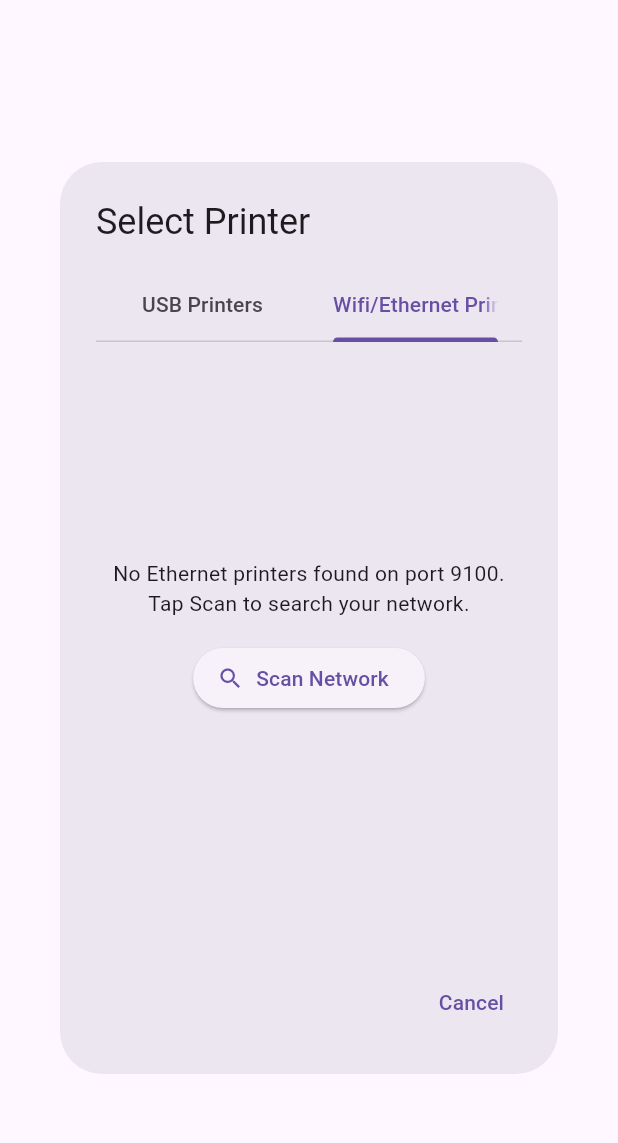
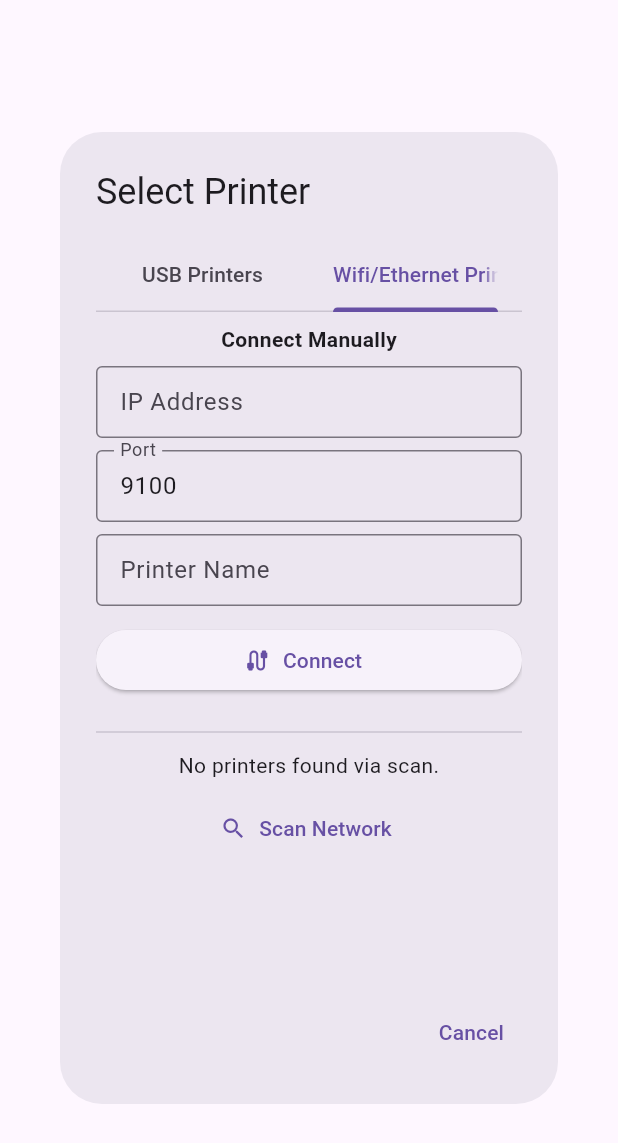
Before and after one commit to ritik152/betalia_cashier, a Flutter app: the PrinterSelectionDialog widget shown alone on an empty page, opened directly, tab 2 chosen, on a phone screen of 412 x 824 dp. Shown: the top 1143 px of the screen. Run offline on Flutter 3.47's test engine with Material 3 defaults, Android fonts, the phone set to English and light mode, and no system bars; our stand-ins replace shared_preferences, webview_flutter; missing offline and left inert: esc_pos_utils_plus, webview_flutter_android; accounts and stored records are empty.

Commit message:
feat: manual wifi printer connecting

```diff
--- a/lib/services/ethernet_printer_service.dart
+++ b/lib/services/ethernet_printer_service.dart
@@ -1,3 +1,4 @@
+import 'dart:collection';
 import 'dart:async';
 import 'dart:io';
 import 'package:flutter/foundation.dart';
@@ -23,6 +24,7 @@ class EthernetPrinterService extends ChangeNotifier {
 
   // SharedPreferences keys
   static const String _prefLastIpKey = 'ethernet_printer_last_ip';
+  static const String _prefLastPortKey = 'ethernet_printer_last_port';
   static const String _prefPrinterNamesKey = 'ethernet_printer_names';
 
   /// USB chunk size for print writes (4 KB).
@@ -32,7 +34,7 @@ class EthernetPrinterService extends ChangeNotifier {
   // Network scan for port 9100 devices
   // ---------------------------------------------------------------------------
 
-  /// Scans the local subnet for devices with port 9100 open.
+  /// Scans all local subnets for devices with port 9100 open.
   ///
   /// Returns a list of [Map]s with keys:
   ///   - `ip` (String): the IP address
@@ -42,16 +44,25 @@ class EthernetPrinterService extends ChangeNotifier {
     // Load previously saved names.
     final Map<String, String> savedNames = await _loadPrinterNames();
 
-    // Determine the local subnet prefix.
-    final String? subnetPrefix = await _getLocalSubnetPrefix();
-    if (subnetPrefix == null) {
-      debugPrint('EthernetPrinterService: could not determine local subnet');
+    // Gather every unique subnet prefix across all network interfaces.
+    final Set<String> subnetPrefixes = await _getLocalSubnetPrefixes();
+    if (subnetPrefixes.isEmpty) {
+      debugPrint('EthernetPrinterService: could not determine any local subnet');
       return [];
     }
 
-    final List<Map<String, dynamic>> found = [];
+    debugPrint(
+      'EthernetPrinterService: scanning ${subnetPrefixes.length} subnet(s): '
+      '${subnetPrefixes.join(", ")}',
+    );
+
+    final LinkedHashMap<String, Map<String, dynamic>> foundMap =
+        LinkedHashMap<String, Map<String, dynamic>>();
     const int port = 9100;
     const int timeoutMs = 500;
+
+    for (final String subnetPrefix in subnetPrefixes) {
+      final int subnetFoundBefore = foundMap.length;
 
       // Probe all 254 addresses concurrently in batches of 50.
       final List<Future<void>> futures = [];
@@ -60,11 +71,14 @@ class EthernetPrinterService extends ChangeNotifier {
         futures.add(
           _probeHost(ip, port, timeoutMs).then((reachable) {
             if (reachable) {
-            found.add({
+              foundMap.putIfAbsent(
+                ip,
+                () => {
                   'ip': ip,
                   'port': port,
                   'name': savedNames[ip],
-            });
+                },
+              );
             }
           }),
         );
@@ -78,6 +92,14 @@ class EthernetPrinterService extends ChangeNotifier {
         await Future.wait(futures);
       }
 
+      debugPrint(
+        'EthernetPrinterService: subnet $subnetPrefix → '
+        '${foundMap.length - subnetFoundBefore} device(s)',
+      );
+    }
+
+    final List<Map<String, dynamic>> found = foundMap.values.toList();
+
     // Sort by IP (last octet ascending).
     found.sort((a, b) {
       final aIp = a['ip'] as String;
@@ -88,7 +110,8 @@ class EthernetPrinterService extends ChangeNotifier {
     });
 
     debugPrint(
-      'EthernetPrinterService: scan found ${found.length} device(s) on port 9100',
+      'EthernetPrinterService: total found ${found.length} device(s) '
+      'across all subnets',
     );
     return found;
   }
@@ -109,9 +132,10 @@ class EthernetPrinterService extends ChangeNotifier {
     }
   }
 
-  /// Returns the local IPv4 subnet prefix (e.g., "192.168.1") by inspecting
-  /// the device's network interfaces.
-  Future<String?> _getLocalSubnetPrefix() async {
+  /// Returns all unique local IPv4 subnet prefixes (e.g. {"192.168.1", "192.168.0"})
+  /// by inspecting every network interface on the device.
+  Future<Set<String>> _getLocalSubnetPrefixes() async {
+    final Set<String> prefixes = <String>{};
     try {
       final interfaces = await NetworkInterface.list();
       for (final interface in interfaces) {
@@ -119,7 +143,7 @@ class EthernetPrinterService extends ChangeNotifier {
           if (address.type == InternetAddressType.IPv4 && !address.isLoopback) {
             final parts = address.address.split('.');
             if (parts.length == 4) {
-              return '${parts[0]}.${parts[1]}.${parts[2]}';
+              prefixes.add('${parts[0]}.${parts[1]}.${parts[2]}');
             }
           }
         }
@@ -127,7 +151,7 @@ class EthernetPrinterService extends ChangeNotifier {
     } catch (e) {
       debugPrint('EthernetPrinterService: error listing interfaces: $e');
     }
-    return null;
+    return prefixes;
   }
 
   // ---------------------------------------------------------------------------
@@ -239,22 +263,24 @@ class EthernetPrinterService extends ChangeNotifier {
         return false;
       }
 
+      final int savedPort = prefs.getInt(_prefLastPortKey) ?? 9100;
+
       debugPrint(
-        'EthernetPrinterService: connecting to saved printer $savedIp:9100',
+        'EthernetPrinterService: connecting to saved printer $savedIp:$savedPort',
       );
 
-      final bool success = await _connectToIp(savedIp, 9100);
+      final bool success = await _connectToIp(savedIp, savedPort);
 
       if (success) {
         // Check if we have a saved name.
         final names = await _loadPrinterNames();
         _connectedDevice = {
           'ip': savedIp,
-          'port': 9100,
+          'port': savedPort,
           'name': names[savedIp],
         };
         debugPrint(
-          'EthernetPrinterService: auto-connected to ${names[savedIp] ?? savedIp}',
+          'EthernetPrinterService: auto-connected to ${names[savedIp] ?? savedIp}:$savedPort',
         );
         notifyListeners();
         return true;
@@ -304,13 +330,14 @@ class EthernetPrinterService extends ChangeNotifier {
           'name': names[ip],
         };
 
-        // Persist last IP for future auto-connect.
+        // Persist last IP and port for future auto-connect.
         try {
           final prefs = await SharedPreferences.getInstance();
           await prefs.setString(_prefLastIpKey, ip);
-          debugPrint('EthernetPrinterService: saved last IP $ip');
+          await prefs.setInt(_prefLastPortKey, port);
+          debugPrint('EthernetPrinterService: saved last IP $ip:$port');
         } catch (e) {
-          debugPrint('EthernetPrinterService: failed to save last IP: $e');
+          debugPrint('EthernetPrinterService: failed to save last IP/port: $e');
         }
 
         debugPrint(
@@ -497,9 +524,9 @@ class EthernetPrinterService extends ChangeNotifier {
         ),
       ]);
       bytes += generator.row(<PosColumn>[
-        PosColumn(text: 'Terminal:', width: 6),
+        PosColumn(text: 'Terminal -', width: 6),
         PosColumn(
-          text: stripEmojis('${order['deviceId'] ?? ''}'),
+          text: stripEmojis('${order['terminalSerialNumber'] ?? order['deviceId'] ?? ''}'),
           width: 6,
           styles: const PosStyles(align: PosAlign.right, bold: true),
         ),
--- a/lib/services/usb_printer_service.dart
+++ b/lib/services/usb_printer_service.dart
@@ -379,9 +379,9 @@ class UsbPrinterService extends ChangeNotifier {
         ),
       ]);
       bytes += generator.row([
-        PosColumn(text: 'Terminal:', width: 6),
+        PosColumn(text: 'Terminal -', width: 6),
         PosColumn(
-          text: stripEmojis('${order['deviceId'] ?? ''}'),
+          text: stripEmojis('${order['terminalSerialNumber'] ?? order['deviceId'] ?? ''}'),
           width: 6,
           styles: const PosStyles(align: PosAlign.right, bold: true),
         ),
--- a/lib/widgets/printer_selection_dialog.dart
+++ b/lib/widgets/printer_selection_dialog.dart
@@ -17,7 +17,7 @@ class _PrinterSelectionDialogState extends State<PrinterSelectionDialog>
 
   late final TabController _tabController;
 
-  // USB tab state (unchanged)
+  // USB tab state
   List<Map<String, dynamic>> _usbDevices = [];
   bool _usbLoading = true;
 
@@ -25,6 +25,12 @@ class _PrinterSelectionDialogState extends State<PrinterSelectionDialog>
   List<Map<String, dynamic>> _ethernetDevices = [];
   bool _ethernetLoading = false;
   bool _ethernetScanned = false;
+
+  // Manual entry form controllers
+  final _ipController = TextEditingController();
+  final _portController = TextEditingController(text: '9100');
+  final _nameController = TextEditingController();
+  bool _manualConnecting = false;
 
   @override
   void initState() {
@@ -42,11 +48,14 @@ class _PrinterSelectionDialogState extends State<PrinterSelectionDialog>
   @override
   void dispose() {
     _tabController.dispose();
+    _ipController.dispose();
+    _portController.dispose();
+    _nameController.dispose();
     super.dispose();
   }
 
   // ---------------------------------------------------------------------------
-  // USB tab (unchanged from original)
+  // USB tab
   // ---------------------------------------------------------------------------
 
   Future<void> _getUsbDevices() async {
@@ -100,7 +109,8 @@ class _PrinterSelectionDialogState extends State<PrinterSelectionDialog>
 
     if (!mounted) return;
 
-    final success = await _ethernetPrinterService.connectToPrinter(ip, port: port);
+    final success =
+        await _ethernetPrinterService.connectToPrinter(ip, port: port);
 
     if (mounted) {
       if (success) {
@@ -115,6 +125,62 @@ class _PrinterSelectionDialogState extends State<PrinterSelectionDialog>
     }
   }
 
+  Future<void> _manualConnect() async {
+    final ip = _ipController.text.trim();
+    final portText = _portController.text.trim();
+    final name = _nameController.text.trim();
+
+    if (ip.isEmpty) {
+      ScaffoldMessenger.of(context).showSnackBar(
+        const SnackBar(content: Text('Please enter an IP address')),
+      );
+      return;
+    }
+
+    final int? port = int.tryParse(portText);
+    if (port == null || port < 1 || port > 65535) {
+      ScaffoldMessenger.of(context).showSnackBar(
+        const SnackBar(content: Text('Please enter a valid port (1-65535)')),
+      );
+      return;
+    }
+
+    if (name.isEmpty) {
+      ScaffoldMessenger.of(context).showSnackBar(
+        const SnackBar(content: Text('Please enter a name for this printer')),
+      );
+      return;
+    }
+
+    setState(() => _manualConnecting = true);
+
+    try {
+      // Save the name first
+      await _ethernetPrinterService.savePrinterName(ip, name);
+
+      if (!mounted) return;
+
+      final success =
+          await _ethernetPrinterService.connectToPrinter(ip, port: port);
+
+      if (mounted) {
+        if (success) {
+          Navigator.pop(context, true);
+        } else {
+          ScaffoldMessenger.of(context).showSnackBar(
+            const SnackBar(
+              content: Text('Failed to connect to printer. Check IP and port.'),
+            ),
+          );
+        }
+      }
+    } finally {
+      if (mounted) {
+        setState(() => _manualConnecting = false);
+      }
+    }
+  }
+
   // ---------------------------------------------------------------------------
   // Build
   // ---------------------------------------------------------------------------
@@ -125,7 +191,7 @@ class _PrinterSelectionDialogState extends State<PrinterSelectionDialog>
       title: const Text('Select Printer'),
       content: SizedBox(
         width: double.maxFinite,
-        height: 440,
+        height: 480,
         child: Column(
           mainAxisSize: MainAxisSize.min,
           children: [
@@ -141,7 +207,7 @@ class _PrinterSelectionDialogState extends State<PrinterSelectionDialog>
                 controller: _tabController,
                 children: [
                   // ============================================================
-                  // USB PRINTER TAB (unchanged from original)
+                  // USB PRINTER TAB
                   // ============================================================
                   _usbLoading
                       ? const Center(child: CircularProgressIndicator())
@@ -170,10 +236,9 @@ class _PrinterSelectionDialogState extends State<PrinterSelectionDialog>
                                           'VID: ${device['vendorId']} PID: ${device['productId']}',
                                         ),
                                         onTap: () async {
-                                          final success =
-                                              await _usbPrinterService
+                                          final success = await _usbPrinterService
                                               .connectToDevice(device);
-                                          if (mounted) {
+                                          if (!mounted) return;
                                           if (success) {
                                             Navigator.pop(context, true);
                                           } else {
@@ -186,14 +251,14 @@ class _PrinterSelectionDialogState extends State<PrinterSelectionDialog>
                                               ),
                                             );
                                           }
-                                          }
                                         },
                                       );
                                     },
                                   ),
                                 ),
                                 Padding(
-                                  padding: const EdgeInsets.only(top: 4.0, bottom: 4.0),
+                                  padding: const EdgeInsets.only(
+                                      top: 4.0, bottom: 4.0),
                                   child: TextButton.icon(
                                     onPressed: _getUsbDevices,
                                     icon: const Icon(Icons.refresh),
@@ -206,33 +271,104 @@ class _PrinterSelectionDialogState extends State<PrinterSelectionDialog>
                   // ============================================================
                   // ETHERNET PRINTER TAB
                   // ============================================================
-                  _ethernetLoading
-                      ? const Center(child: CircularProgressIndicator())
-                      : _ethernetDevices.isEmpty
-                          ? Center(
+                  SingleChildScrollView(
                     child: Column(
                       mainAxisSize: MainAxisSize.min,
                       children: [
+                        // ----- Manual Entry Form -----
+                        const SizedBox(height: 8),
                         const Text(
-                                    'No Ethernet printers found on port 9100.\nTap Scan to search your network.',
+                          'Connect Manually',
+                          style: TextStyle(
+                            fontWeight: FontWeight.bold,
+                            fontSize: 14,
+                          ),
+                        ),
+                        const SizedBox(height: 8),
+                        TextField(
+                          controller: _ipController,
+                          decoration: const InputDecoration(
+                            labelText: 'IP Address',
+                            hintText: 'e.g. 192.168.1.100',
+                            border: OutlineInputBorder(),
+                            isDense: true,
+                          ),
+                          keyboardType: TextInputType.url,
+                          enabled: !_manualConnecting,
+                        ),
+                        const SizedBox(height: 8),
+                        TextField(
+                          controller: _portController,
+                          decoration: const InputDecoration(
+                            labelText: 'Port',
+                            border: OutlineInputBorder(),
+                            isDense: true,
+                          ),
+                          keyboardType: TextInputType.number,
+                          enabled: !_manualConnecting,
+                        ),
+                        const SizedBox(height: 8),
+                        TextField(
+                          controller: _nameController,
+                          decoration: const InputDecoration(
+                            labelText: 'Printer Name',
+                            hintText: 'e.g. Kitchen Printer',
+                            border: OutlineInputBorder(),
+                            isDense: true,
+                          ),
+                          enabled: !_manualConnecting,
+                        ),
+                        const SizedBox(height: 12),
+                        SizedBox(
+                          width: double.infinity,
+                          child: ElevatedButton.icon(
+                            onPressed: _manualConnecting ? null : _manualConnect,
+                            icon: _manualConnecting
+                                ? const SizedBox(
+                                    width: 18,
+                                    height: 18,
+                                    child: CircularProgressIndicator(
+                                      strokeWidth: 2,
+                                    ),
+                                  )
+                                : const Icon(Icons.cable),
+                            label: Text(
+                              _manualConnecting
+                                  ? 'Connecting...'
+                                  : 'Connect',
+                            ),
+                          ),
+                        ),
+                        const SizedBox(height: 16),
+                        const Divider(),
+                        const SizedBox(height: 4),
+
+                        // ----- Scan Results -----
+                        _ethernetLoading
+                            ? const Padding(
+                                padding: EdgeInsets.symmetric(vertical: 16.0),
+                                child: CircularProgressIndicator(),
+                              )
+                            : _ethernetDevices.isEmpty
+                                ? Column(
+                                    mainAxisSize: MainAxisSize.min,
+                                    children: [
+                                      const Text(
+                                        'No printers found via scan.',
                                         textAlign: TextAlign.center,
                                       ),
-                                  const SizedBox(height: 16),
-                                  ElevatedButton.icon(
+                                      const SizedBox(height: 8),
+                                      TextButton.icon(
                                         onPressed: _scanEthernet,
                                         icon: const Icon(Icons.search),
                                         label: const Text('Scan Network'),
                                       ),
                                     ],
-                              ),
                                   )
                                 : Column(
+                                    mainAxisSize: MainAxisSize.min,
                                     children: [
-                                Padding(
-                                  padding: const EdgeInsets.symmetric(
-                                    vertical: 4.0,
-                                  ),
-                                  child: Row(
+                                      Row(
                                         mainAxisAlignment:
                                             MainAxisAlignment.spaceBetween,
                                         children: [
@@ -252,30 +388,30 @@ class _PrinterSelectionDialogState extends State<PrinterSelectionDialog>
                                           ),
                                         ],
                                       ),
-                                ),
-                                Expanded(
-                                  child: ListView.builder(
+                                      ListView.builder(
+                                        shrinkWrap: true,
+                                        physics:
+                                            const NeverScrollableScrollPhysics(),
                                         itemCount: _ethernetDevices.length,
                                         itemBuilder: (context, index) {
-                                      final device = _ethernetDevices[index];
+                                          final device =
+                                              _ethernetDevices[index];
                                           final String ip =
                                               device['ip'] as String;
                                           final int port =
                                               device['port'] as int;
-                                      final String? name =
+                                          final String? devName =
                                               device['name'] as String?;
 
                                           return ListTile(
                                             leading: Icon(
-                                          name != null
+                                              devName != null
                                                   ? Icons.print
                                                   : Icons.lan,
                                             ),
-                                        title: Text(
-                                          name ?? ip,
-                                        ),
+                                            title: Text(devName ?? ip),
                                             subtitle: Text('$ip:$port'),
-                                        trailing: name != null
+                                            trailing: devName != null
                                                 ? null
                                                 : const Icon(
                                                     Icons.edit,
@@ -284,13 +420,15 @@ class _PrinterSelectionDialogState extends State<PrinterSelectionDialog>
                                             onTap: () => _connectEthernet(
                                               ip,
                                               port,
-                                          name,
+                                              devName,
                                             ),
                                           );
                                         },
                                       ),
+                                    ],
                                   ),
                       ],
+                    ),
                   ),
                 ],
               ),
@@ -336,7 +474,7 @@ class _NamePromptDialogState extends State<_NamePromptDialog> {
       content: Column(
         mainAxisSize: MainAxisSize.min,
         children: [
-          Text('Give this printer a name:'),
+          const Text('Give this printer a name:'),
           const SizedBox(height: 4),
           Text(
             widget.ip,
```
Lines whose indentation alone changed are shown as unchanged.
